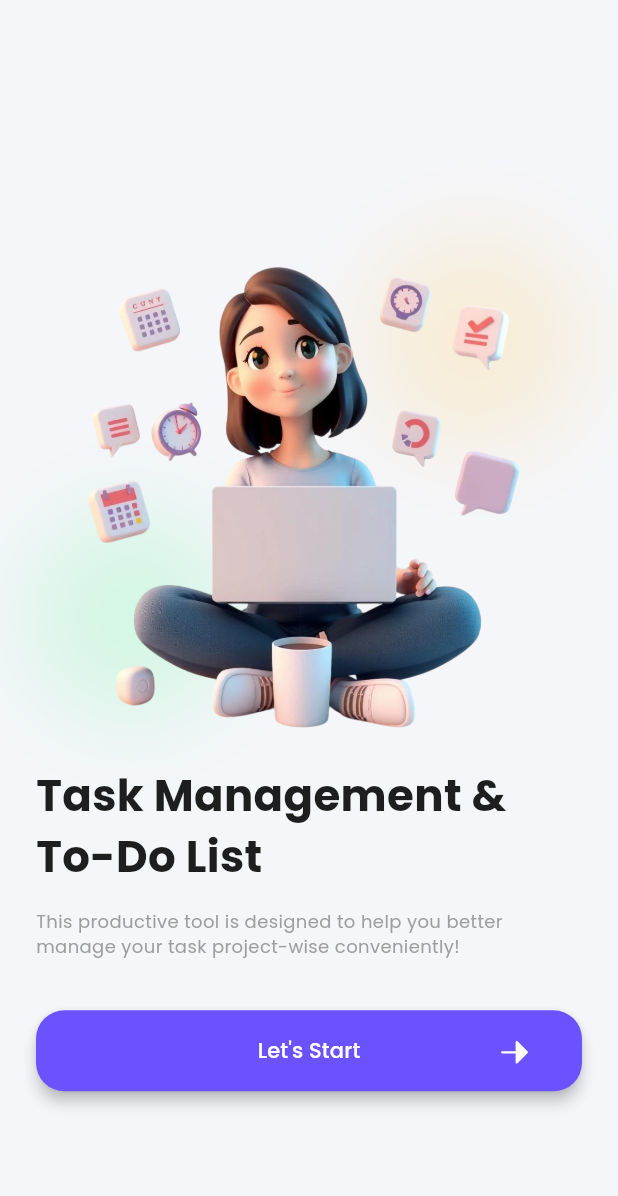
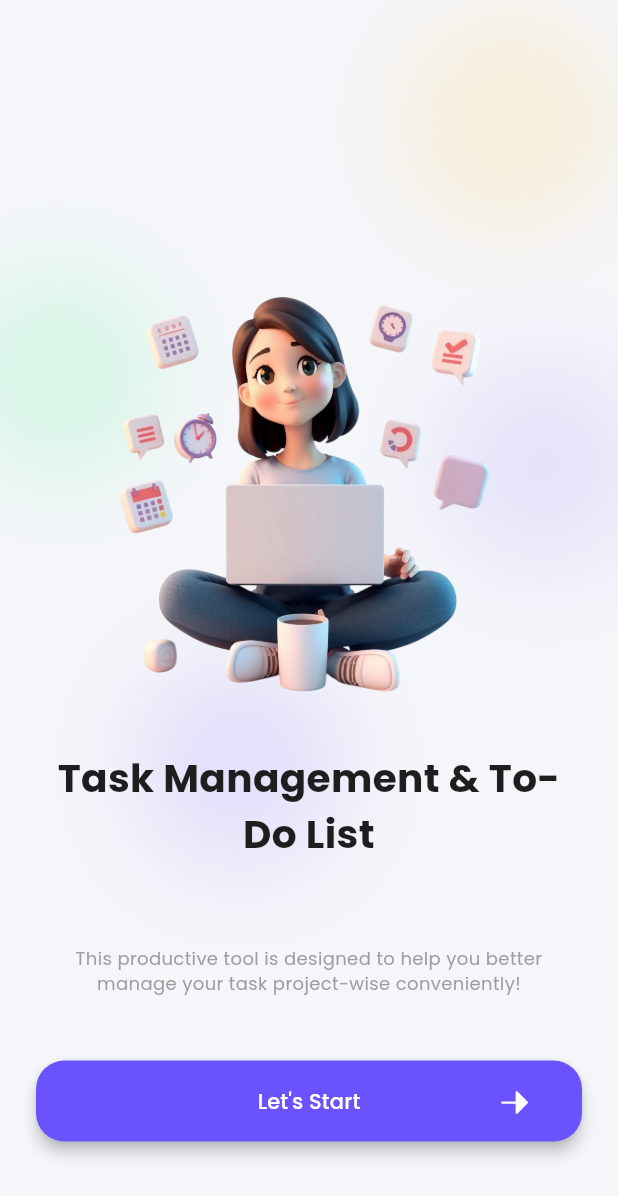
Before and after one commit to Abdelrahman2335/daily_activity, a Flutter app: the screen it shows after launch, on a phone screen of 412 x 824 dp. Shown: the top 1196 px of the screen. Run offline on Flutter 3.47's test engine with Material 3 defaults, Android fonts, the phone set to English and light mode, and no system bars; our stand-ins replace google_fonts, phosphor_flutter.

Commit message:
Created the background
will work on extract it to use it in all pages

```diff
--- a/lib/app/core/constants/app_text_styles.dart
+++ b/lib/app/core/constants/app_text_styles.dart
@@ -4,7 +4,7 @@ import 'app_colors.dart';
 
 class AppTextStyles {
   static const headingLarge = TextStyle(
-    fontSize: 29,
+    fontSize: 26,
     fontWeight: FontWeight.bold,
     color: AppColors.textPrimary,
   );
@@ -25,5 +25,6 @@ class AppTextStyles {
     fontSize: 12,
     fontWeight: FontWeight.w400,
     color: AppColors.textSecondary,
+
   );
 }
--- /dev/null
+++ b/lib/app/presentation/pages/home_page.dart
@@ -0,0 +1,28 @@
+import 'package:flutter/material.dart';
+import 'package:phosphor_flutter/phosphor_flutter.dart';
+
+class HomePage extends StatefulWidget {
+  const HomePage({super.key});
+
+  @override
+  State<HomePage> createState() => _HomePageState();
+}
+
+class _HomePageState extends State<HomePage> {
+  @override
+  Widget build(BuildContext context) {
+    return Scaffold(
+      appBar: AppBar(
+        actions: [],
+        leading: Padding(
+          padding: const EdgeInsets.all(8.0),
+          child: CircleAvatar(
+            // TODO Add user image
+
+            child: Icon(PhosphorIcons.user()),
+          ),
+        ),
+      ),
+    );
+  }
+}
--- a/lib/app/presentation/pages/welcome_page.dart
+++ b/lib/app/presentation/pages/welcome_page.dart
@@ -1,5 +1,6 @@
 import 'package:daily_activity/app/core/constants/app_colors.dart';
 import 'package:daily_activity/app/core/constants/app_text_styles.dart';
+import 'package:daily_activity/app/presentation/pages/home_page.dart';
 import 'package:flutter/material.dart';
 import 'package:phosphor_flutter/phosphor_flutter.dart';
 
@@ -11,45 +12,74 @@ class WelcomePage extends StatelessWidget {
   @override
   Widget build(BuildContext context) {
     return Scaffold(
-      body: Padding(
-        padding: const EdgeInsets.only(right:  24,left: 24,top: 49),
-        child: Column(
-          mainAxisAlignment: MainAxisAlignment.center,
-          children: [
-            Stack(
+        body: SizedBox.expand(
+      child: Stack(
         children: [
           // Top blur circle
           Positioned(
             top: 70,
             right: 60,
             child: BlurredCircle(
-                    color: AppColors.secondary.withAlpha(50),
+              color: AppColors.secondary.withAlpha(46),
               size: 24,
             ),
           ),
 
           // Bottom blur circle
           Positioned(
-                  bottom: 90,
-                  left: 54,
+            top: 240,
+            left: 30,
             child: BlurredCircle(
-                    color: AppColors.backgroundEffect.withAlpha(50),
+              color: AppColors.backgroundEffect.withAlpha(46),
+              size: 19,
+            ),
+          ),Positioned(
+            top: 500,
+            left: 150,
+            child: BlurredCircle(
+              color: AppColors.primary.withAlpha(36),
+              size: 19,
+            ),
+          ),Positioned(
+            top: 300,
+            right: 40,
+            child: BlurredCircle(
+              color: AppColors.primary.withAlpha(30),
               size: 19,
             ),
           ),
 
-                Positioned(child: Image.asset("assets/welcome photo.png")),
-              ],
+          Positioned(
+            top: 170,
+            right: 50,
+            left: 50,
+            child: Image.asset(
+              "assets/welcome photo.png",
             ),
-            Text("Task Management & To-Do List",
-                style: AppTextStyles.headingLarge),
-            SizedBox(height: 14),
-            Text(
+          ),
+          Positioned(
+            right: 24,
+            left: 24,
+            top: 500,
+            child: Text("Task Management & To-Do List",
+                textAlign: TextAlign.center, style: AppTextStyles.headingLarge),
+          ),
+
+          Positioned(
+            right: 24,
+            left: 24,
+            bottom: 160,
+            child: Text(
               "This productive tool is designed to help you better manage your task project-wise conveniently!",
+              textAlign: TextAlign.center,
               style: AppTextStyles.small,
             ),
-            SizedBox(height: 34),
-            SizedBox(
+          ),
+          Positioned(
+            bottom: 63,
+            left: 24,
+            right: 24,
+            child: SizedBox(
               width: double.infinity,
               height: 54,
               child: ElevatedButton(
@@ -61,7 +91,9 @@ class WelcomePage extends StatelessWidget {
                     padding: EdgeInsets.symmetric(horizontal: 24, vertical: 16),
                     elevation: 4,
                   ),
-                  onPressed: () {},
+                  onPressed: () {
+                    Navigator.push(context, MaterialPageRoute(builder: (ctx)=> HomePage()));
+                  },
                   child: Center(
                     child: Stack(
                       fit: StackFit.expand,
@@ -74,7 +106,6 @@ class WelcomePage extends StatelessWidget {
                         ),
                         Positioned(
                           right: 9,
-
                           child: Center(
                             child: Icon(
                               PhosphorIcons.arrowRight(PhosphorIconsStyle.fill),
@@ -86,10 +117,10 @@ class WelcomePage extends StatelessWidget {
                       ],
                     ),
                   )),
+            ),
           )
         ],
       ),
-      ),
-    );
+    ));
   }
 }
```
Also changed, not shown: 4 other files. Lines whose indentation alone changed are shown as unchanged.
